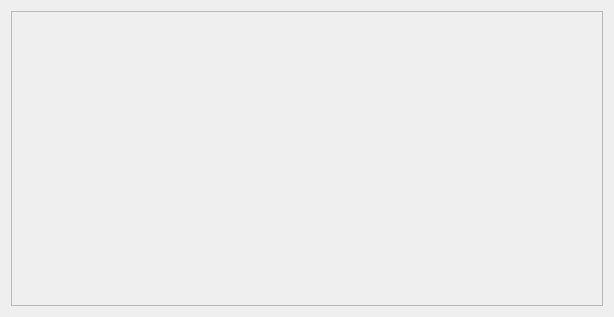
First picture: the form in source/wnd/ui/motormonitor.ui, repository ww4u/megarobostudio, before the edit.
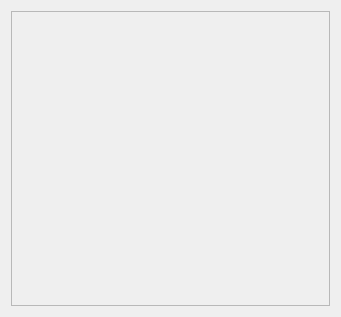
Second picture: the form after the edit. Icons and pictures are not drawn.

Patch:
```diff
--- a/source/wnd/ui/motormonitor.ui
+++ b/source/wnd/ui/motormonitor.ui
@@ -6,7 +6,7 @@
    <rect>
     <x>0</x>
     <y>0</y>
-    <width>614</width>
+    <width>341</width>
     <height>317</height>
    </rect>
   </property>
@@ -28,7 +28,7 @@
        <rect>
         <x>0</x>
         <y>0</y>
-        <width>594</width>
+        <width>321</width>
         <height>297</height>
        </rect>
       </property>
```
